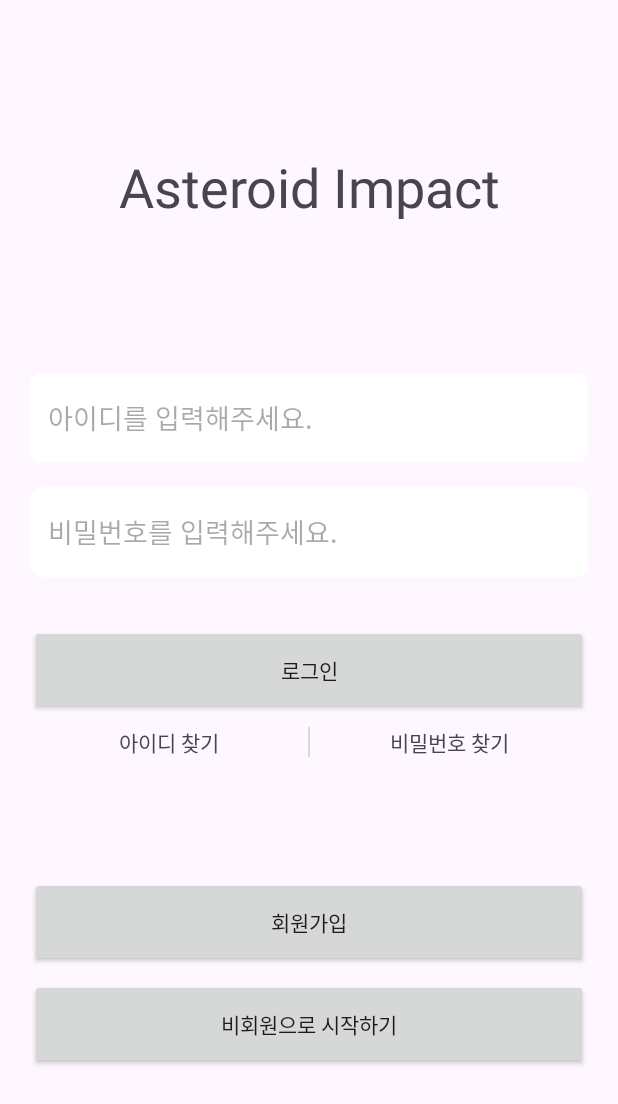
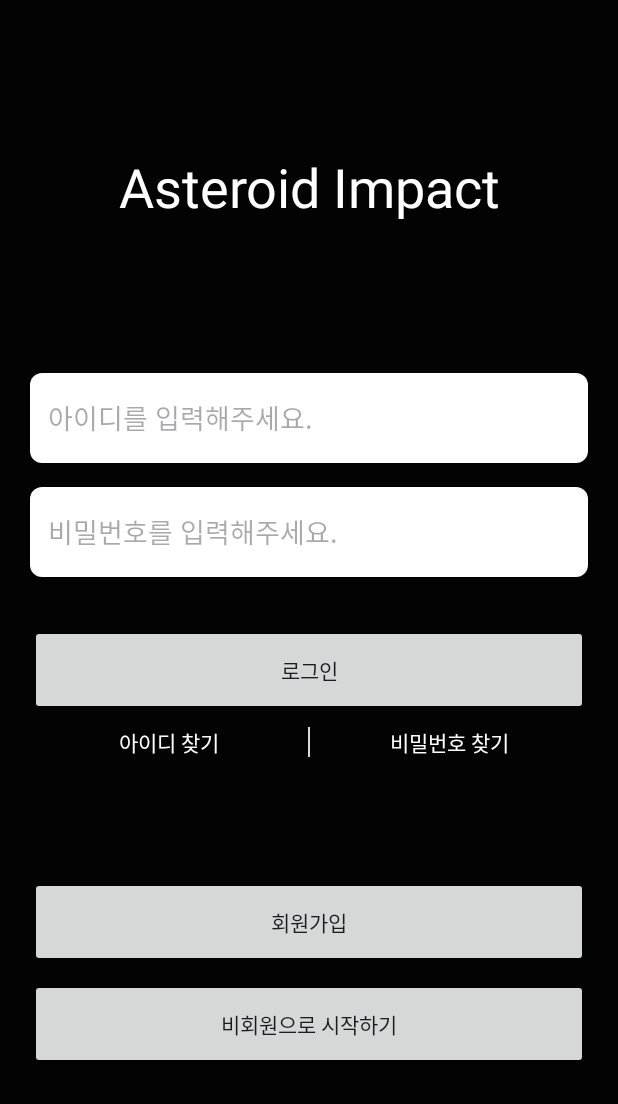
Before and after one commit to IamJuco/Asteroid-Impact, an Android app: the fragment LoginFragment shown on its own in the app's theme, on a phone screen of 412 x 824 dp. Shown: the top 1104 px of the screen. Run offline under Robolectric (Android 15) with nearby library versions, the phone set to English and light mode, and no system bars.

Commit message:
design: color 추가및 bg color 설정

```diff
--- a/app/src/main/res/layout/fragment_login.xml
+++ b/app/src/main/res/layout/fragment_login.xml
@@ -4,6 +4,7 @@
     xmlns:tools="http://schemas.android.com/tools"
     android:layout_width="match_parent"
     android:layout_height="match_parent"
+    android:background="@color/black"
     tools:context=".ui.login.LoginFragment">
 
     <androidx.constraintlayout.widget.ConstraintLayout
@@ -17,6 +18,7 @@
             android:layout_height="wrap_content"
             android:layout_marginTop="80dp"
             android:text="Asteroid Impact"
+            android:textColor="@color/white"
             android:textAlignment="center"
             android:textSize="36sp"
             app:layout_constraintEnd_toEndOf="parent"
@@ -63,6 +65,7 @@
             android:layout_height="wrap_content"
             android:text="아이디 찾기"
             android:textAlignment="center"
+            android:textColor="@color/white"
             app:layout_constraintBottom_toTopOf="@id/view"
             app:layout_constraintEnd_toStartOf="@id/view"
             app:layout_constraintStart_toStartOf="parent"
@@ -83,6 +86,7 @@
             android:layout_width="0dp"
             android:layout_height="wrap_content"
             android:text="비밀번호 찾기"
+            android:textColor="@color/white"
             android:textAlignment="center"
             app:layout_constraintBottom_toTopOf="@id/view"
             app:layout_constraintEnd_toEndOf="parent"
--- a/app/src/main/res/values/colors.xml
+++ b/app/src/main/res/values/colors.xml
@@ -1,7 +1,8 @@
 <?xml version="1.0" encoding="utf-8"?>
 <resources>
-    <color name="black">#FF000000</color>
+    <color name="black">#030303</color>
     <color name="white">#FFFFFFFF</color>
     <color name="grey">#D9D9D9</color>
     <color name="dark_grey">#7C7C7C</color>
+    <color name="light_black">#262627</color>
 </resources>
```
